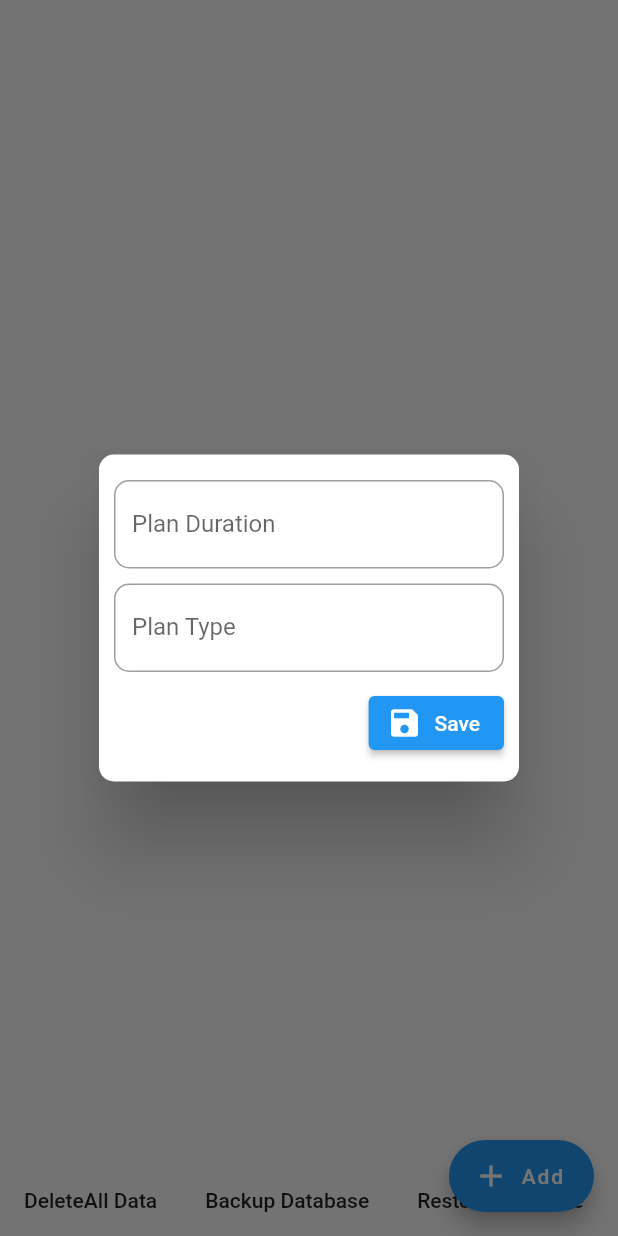
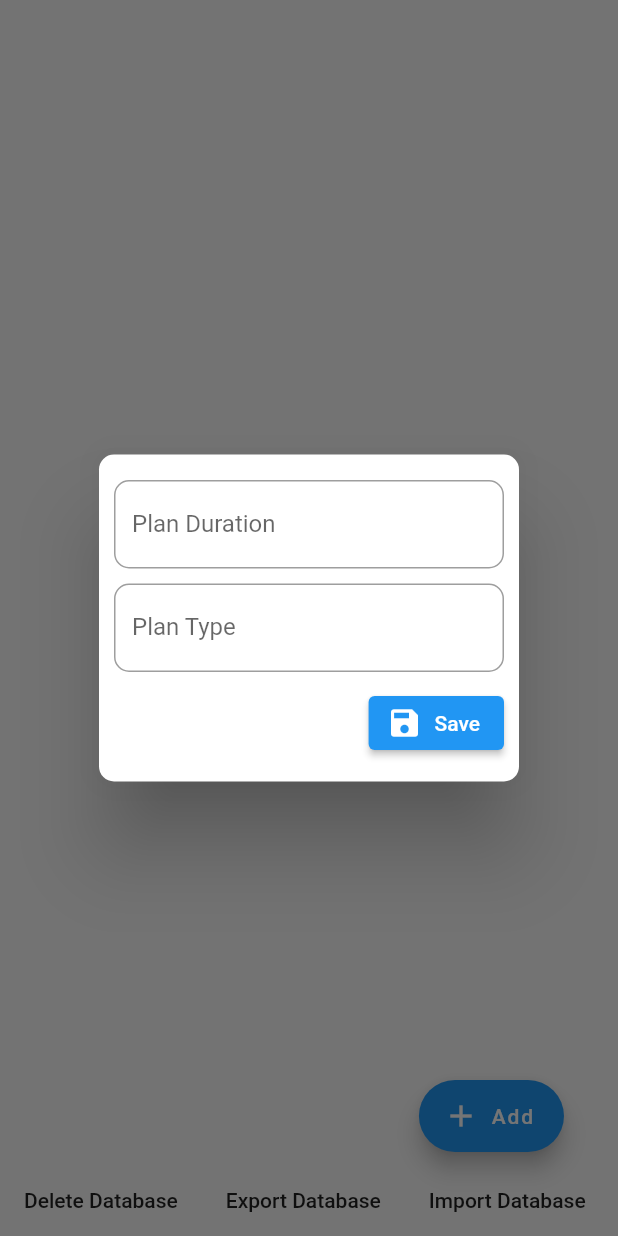
Before and after one commit to rrvyas1/plan_list_demo_sqflite, a Flutter app: the screen it shows after launch, after a tap on "Add", on a phone screen of 412 x 824 dp. Run offline on Flutter 3.47's test engine with Material 2 defaults, Android fonts, the phone set to English and light mode, and no system bars; our stand-ins replace file_picker, permission_handler, sqflite; accounts and stored records are empty.

Commit message:
restore Complete

```diff
--- a/lib/main.dart
+++ b/lib/main.dart
@@ -5,6 +5,8 @@ import 'package:plan_list_demo_sqflite/models/plan_data.dart';
 import 'package:plan_list_demo_sqflite/services/database_service.dart';
 import 'package:permission_handler/permission_handler.dart';
 import 'package:sqflite/sqflite.dart';
+import 'package:path/path.dart';
+import 'package:file_picker/file_picker.dart';
 
 void main() async {
   WidgetsFlutterBinding.ensureInitialized();
@@ -49,7 +51,9 @@ class _SqfLiteDemoState extends State<SqfLiteDemo> {
   @override
   Widget build(BuildContext context) {
     return Scaffold(
-      floatingActionButton: FloatingActionButton.extended(
+      floatingActionButton: Padding(
+        padding: const EdgeInsets.only(bottom: 40.0,right: 20),
+        child: FloatingActionButton.extended(
           onPressed: () {
             showDialog(
               context: context,
@@ -118,6 +122,7 @@ class _SqfLiteDemoState extends State<SqfLiteDemo> {
           label: const Text('Add'),
           icon: const Icon(Icons.add),
         ),
+      ),
       body: FutureBuilder(
         builder: (context, snapshot) {
           if (snapshot.hasData) {
@@ -173,17 +178,25 @@ class _SqfLiteDemoState extends State<SqfLiteDemo> {
                 ),
                 Row(
                   children: [
+                    // MaterialButton(
+                    //   onPressed: () async {
+                    //     await DatabaseService.deleteAllPlans();
+                    //     setState(() {});
+                    //   },
+                    //   child: const Text('DeleteAll Data'),
+                    // ),
                     MaterialButton(
                       onPressed: () async {
-                        await DatabaseService.deleteAllPlans();
-                        setState(() {});
+                        var databasesPath = await getDatabasesPath();
+                        var dbPath = join(databasesPath, 'localDb.db');
+                        await deleteDatabase(dbPath);
                       },
-                      child: const Text('DeleteAll Data'),
+                      child: const Text('Delete Database'),
                     ),
                     MaterialButton(
                       onPressed: () async {
                         final dbFolder = await getDatabasesPath();
-                        File source1 = File('$dbFolder/doggie_database.db');
+                        File source1 = File('$dbFolder/localDb.db');
 
                         Directory copyTo =
                             Directory("storage/emulated/0/Sqlite Backup");
@@ -203,18 +216,35 @@ class _SqfLiteDemoState extends State<SqfLiteDemo> {
                           }
                         }
 
-                        String newPath = "${copyTo.path}/doggie_database.db";
+                        String newPath = "${copyTo.path}/localDb.db";
                         await source1.copy(newPath);
 
                         setState(() {
                           // message = 'Successfully Copied DB';
                         });
                       },
-                      child: const Text('Backup Database'),
+                      child: const Text('Export Database'),
                     ),
                     MaterialButton(
-                      onPressed: () async {},
-                      child: const Text('Restore Database'),
+                      onPressed: () async {
+                        var databasesPath = await getDatabasesPath();
+                        var dbPath = join(databasesPath, 'localDb.db');
+
+                        FilePickerResult? result =
+                        await FilePicker.platform.pickFiles();
+
+                        if (result != null) {
+                          File source = File(result.files.single.path!);
+                          await source.copy(dbPath);
+                          setState(() {
+                            // message = 'Successfully Restored DB';
+                          });
+                        } else {
+                          // User canceled the picker
+
+                        }
+                      },
+                      child: const Text('Import Database'),
                     ),
                   ],
                 ),
```
Also changed, not shown: 1 other file. Lines whose indentation alone changed are shown as unchanged.
